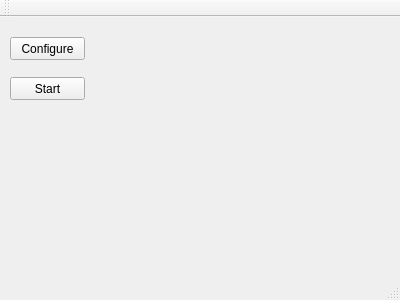
Qt form mainwindow.ui (Qt-Widgets/conductivity) before a commit.
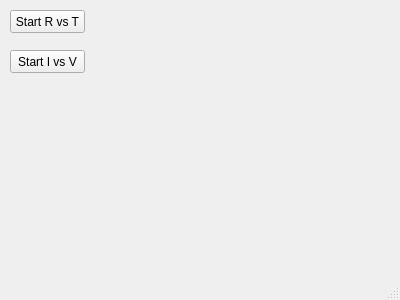
The same form after that commit.

What changed in the file:
```diff
--- a/mainwindow.ui
+++ b/mainwindow.ui
@@ -18,47 +18,29 @@
     <property name="geometry">
      <rect>
       <x>10</x>
-      <y>20</y>
+      <y>10</y>
       <width>75</width>
       <height>23</height>
      </rect>
     </property>
     <property name="text">
-     <string>Configure</string>
+     <string>Start R vs T</string>
     </property>
    </widget>
    <widget class="QPushButton" name="startButton">
     <property name="geometry">
      <rect>
       <x>10</x>
-      <y>60</y>
+      <y>50</y>
       <width>75</width>
       <height>23</height>
      </rect>
     </property>
     <property name="text">
-     <string>Start</string>
+     <string>Start I vs V</string>
     </property>
    </widget>
   </widget>
-  <widget class="QMenuBar" name="menuBar">
-   <property name="geometry">
-    <rect>
-     <x>0</x>
-     <y>0</y>
-     <width>400</width>
-     <height>21</height>
-    </rect>
-   </property>
-  </widget>
-  <widget class="QToolBar" name="mainToolBar">
-   <attribute name="toolBarArea">
-    <enum>TopToolBarArea</enum>
-   </attribute>
-   <attribute name="toolBarBreak">
-    <bool>false</bool>
-   </attribute>
-  </widget>
   <widget class="QStatusBar" name="statusBar"/>
  </widget>
  <layoutdefault spacing="6" margin="11"/>
```
Left out of the diff: 4 changed lines with no effect on the pictures.
